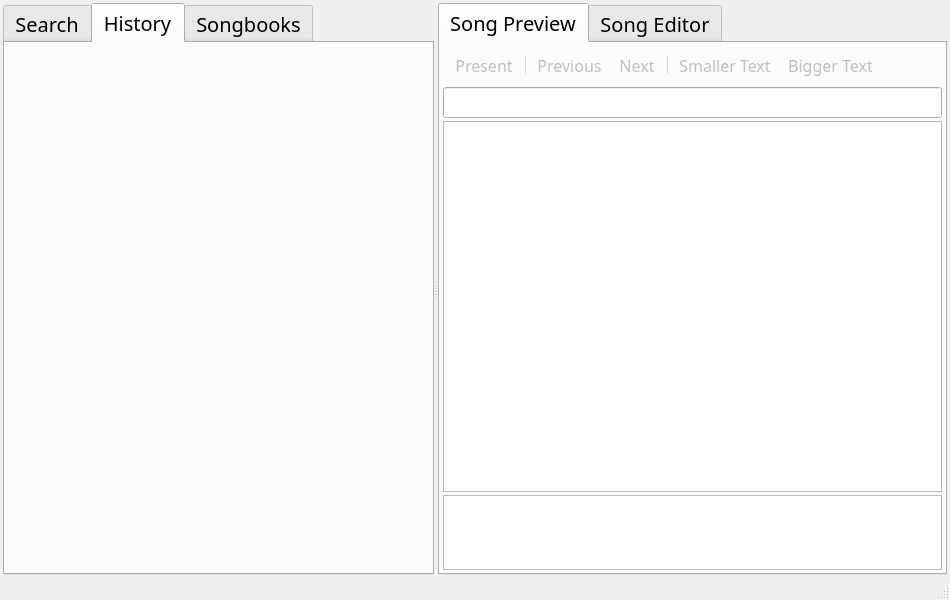
AppSmata/vSongBook4pc, file src/vSongHome.ui: the form before one commit.
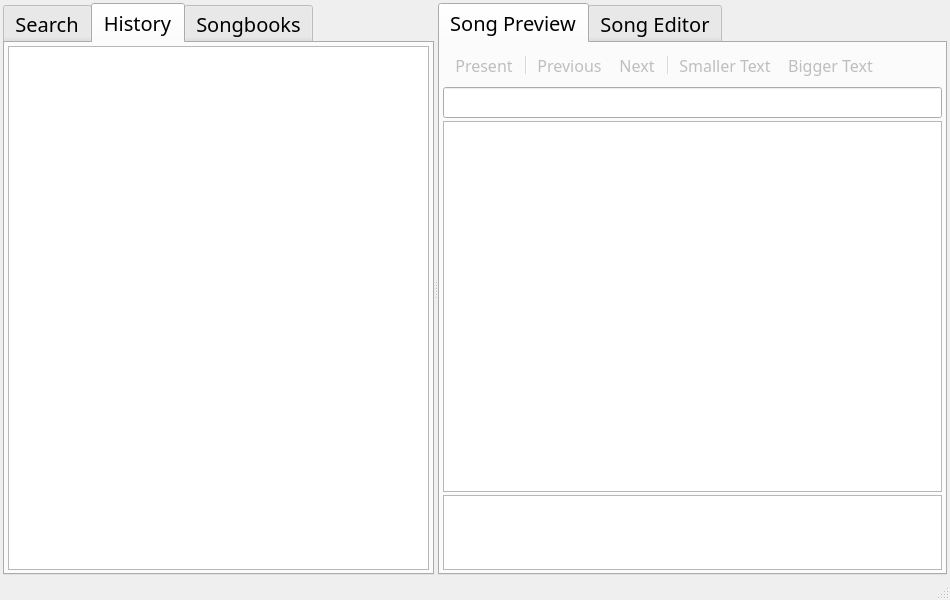
The form after the commit. The open tabs and pages were chosen to show the change. Icons and pictures are not drawn.

The edit to the form file:
```diff
--- a/src/vSongHome.ui
+++ b/src/vSongHome.ui
@@ -232,6 +232,9 @@
             <property name="bottomMargin">
              <number>3</number>
             </property>
+            <item>
+             <widget class="QTreeView" name="HisTree"/>
+            </item>
            </layout>
           </widget>
           <widget class="QWidget" name="WdgBooks">
```
Left out of the diff: 3 changed lines with no effect on the pictures.
